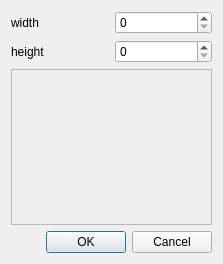
First picture: the form in texturemaker/texturemaker/convolutiondialog.ui, repository drummyfish/ptdesigner, before the edit.
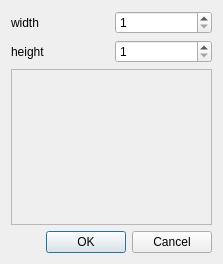
Second picture: the form after the edit.

Patch:
```diff
--- a/texturemaker/texturemaker/convolutiondialog.ui
+++ b/texturemaker/texturemaker/convolutiondialog.ui
@@ -10,6 +10,12 @@
     <height>264</height>
    </rect>
   </property>
+  <property name="sizePolicy">
+   <sizepolicy hsizetype="Fixed" vsizetype="Fixed">
+    <horstretch>0</horstretch>
+    <verstretch>0</verstretch>
+   </sizepolicy>
+  </property>
   <property name="windowTitle">
    <string>Dialog</string>
   </property>
@@ -39,10 +45,30 @@
     </widget>
    </item>
    <item row="0" column="1">
-    <widget class="QSpinBox" name="spinBox"/>
+    <widget class="QSpinBox" name="matrix_width">
+     <property name="minimum">
+      <number>1</number>
+     </property>
+     <property name="maximum">
+      <number>11</number>
+     </property>
+     <property name="singleStep">
+      <number>2</number>
+     </property>
+    </widget>
    </item>
    <item row="1" column="1">
-    <widget class="QSpinBox" name="spinBox_2"/>
+    <widget class="QSpinBox" name="matrix_height">
+     <property name="minimum">
+      <number>1</number>
+     </property>
+     <property name="maximum">
+      <number>11</number>
+     </property>
+     <property name="singleStep">
+      <number>2</number>
+     </property>
+    </widget>
    </item>
    <item row="3" column="0" colspan="2">
     <widget class="QDialogButtonBox" name="buttonBox">
```
Left out of the diff: 3 changed lines with no effect on the pictures.
